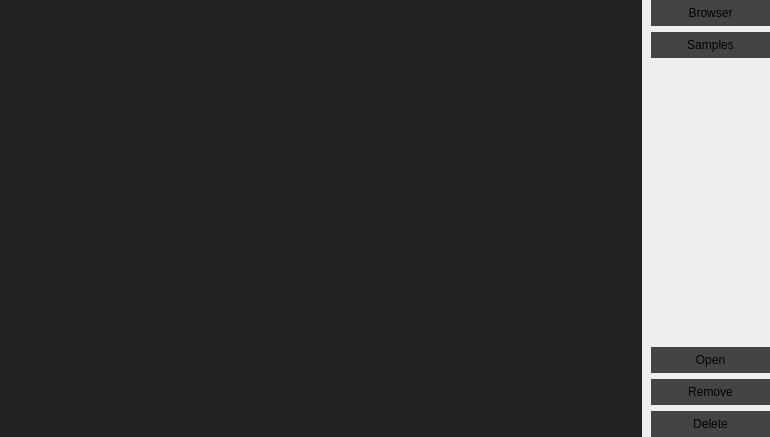
Old version of the form src/widgets/projectmanager.ui in the repository jahshaka/Studio.
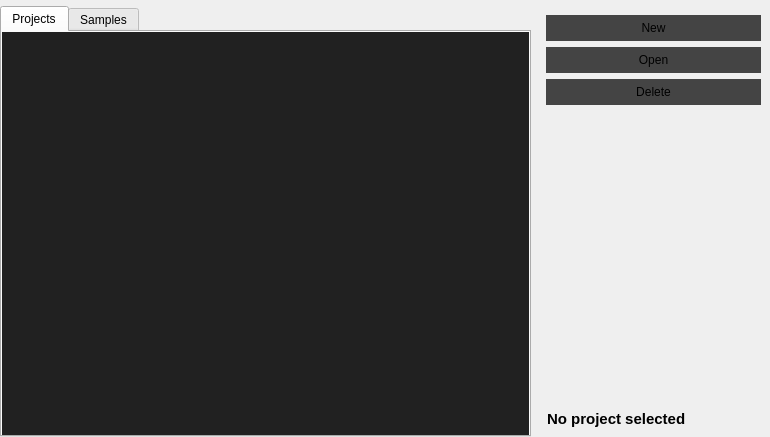
New version of the form.

Commit message: Fix interface rb woes, tweak PM, reorganize

Patch:
```diff
--- a/src/widgets/projectmanager.ui
+++ b/src/widgets/projectmanager.ui
@@ -18,6 +18,11 @@
 	background: #212121;
 }
 
+#listWidget {
+	padding-top: 4px;
+	padding-left: 2px;
+}
+
 QPushButton, QToolButton {
 	border: 0;
 	padding: 6px;
@@ -65,7 +70,7 @@
 	color: #CECECE;
 }</string>
   </property>
-  <layout class="QGridLayout" name="gridLayout">
+  <layout class="QGridLayout" name="gridLayout_3">
    <property name="leftMargin">
     <number>0</number>
    </property>
@@ -78,16 +83,22 @@
    <property name="bottomMargin">
     <number>0</number>
    </property>
-   <property name="spacing">
-    <number>0</number>
-   </property>
-   <item row="0" column="0">
-    <widget class="QStackedWidget" name="stackedWidget">
+   <item row="1" column="0">
+    <widget class="QTabWidget" name="tabWidget">
+     <property name="sizePolicy">
+      <sizepolicy hsizetype="Expanding" vsizetype="Expanding">
+       <horstretch>0</horstretch>
+       <verstretch>0</verstretch>
+      </sizepolicy>
+     </property>
      <property name="currentIndex">
       <number>0</number>
      </property>
-     <widget class="QWidget" name="page_3">
-      <layout class="QGridLayout" name="gridLayout_2">
+     <widget class="QWidget" name="tab">
+      <attribute name="title">
+       <string>Projects</string>
+      </attribute>
+      <layout class="QGridLayout" name="gridLayout">
        <property name="leftMargin">
         <number>0</number>
        </property>
@@ -136,8 +147,11 @@
        </item>
       </layout>
      </widget>
-     <widget class="QWidget" name="page_4">
-      <layout class="QGridLayout" name="gridLayout_3">
+     <widget class="QWidget" name="tab_2">
+      <attribute name="title">
+       <string>Samples</string>
+      </attribute>
+      <layout class="QGridLayout" name="gridLayout_2">
        <property name="leftMargin">
         <number>0</number>
        </property>
@@ -188,46 +202,44 @@
      </widget>
     </widget>
    </item>
-   <item row="0" column="1">
-    <widget class="QWidget" name="widget" native="true">
+   <item row="1" column="1">
+    <widget class="QWidget" name="widget_2" native="true">
      <property name="sizePolicy">
       <sizepolicy hsizetype="Fixed" vsizetype="Preferred">
-       <horstretch>1</horstretch>
+       <horstretch>0</horstretch>
        <verstretch>0</verstretch>
       </sizepolicy>
      </property>
      <property name="minimumSize">
       <size>
-       <width>128</width>
+       <width>233</width>
        <height>0</height>
       </size>
      </property>
      <layout class="QVBoxLayout" name="verticalLayout">
-      <property name="topMargin">
-       <number>0</number>
-      </property>
-      <property name="rightMargin">
-       <number>0</number>
-      </property>
-      <property name="bottomMargin">
-       <number>0</number>
-      </property>
       <item>
        <widget class="QPushButton" name="browser">
         <property name="text">
-         <string>Browser</string>
+         <string>New</string>
         </property>
        </widget>
       </item>
       <item>
-       <widget class="QPushButton" name="samples">
+       <widget class="QPushButton" name="openProject">
         <property name="text">
-         <string>Samples</string>
+         <string>Open</string>
         </property>
        </widget>
       </item>
       <item>
-       <spacer name="verticalSpacer">
+       <widget class="QPushButton" name="deleteProject">
+        <property name="text">
+         <string>Delete</string>
+        </property>
+       </widget>
+      </item>
+      <item>
+       <spacer name="verticalSpacer_2">
         <property name="orientation">
          <enum>Qt::Vertical</enum>
         </property>
@@ -240,26 +252,65 @@
        </spacer>
       </item>
       <item>
-       <widget class="QPushButton" name="openProject">
-        <property name="text">
-         <string>Open</string>
+       <layout class="QGridLayout" name="gridLayout_5">
+        <property name="leftMargin">
+         <number>4</number>
         </property>
-       </widget>
-      </item>
-      <item>
-       <widget class="QPushButton" name="removeProject">
-        <property name="text">
-         <string>Remove</string>
+        <property name="rightMargin">
+         <number>4</number>
         </property>
-       </widget>
+        <item row="0" column="0">
+         <widget class="QLabel" name="preview">
+          <property name="scaledContents">
+           <bool>true</bool>
+          </property>
+         </widget>
+        </item>
+       </layout>
       </item>
       <item>
-       <widget class="QPushButton" name="deleteProject">
+       <widget class="QLabel" name="name">
+        <property name="font">
+         <font>
+          <pointsize>11</pointsize>
+          <weight>75</weight>
+          <bold>true</bold>
+         </font>
+        </property>
         <property name="text">
-         <string>Delete</string>
+         <string>No project selected</string>
         </property>
+        <property name="indent">
+         <number>1</number>
+        </property>
        </widget>
       </item>
+     </layout>
+     <zorder>verticalSpacer_2</zorder>
+     <zorder>preview</zorder>
+     <zorder>preview</zorder>
+     <zorder>gridLayoutWidget</zorder>
+     <zorder>openProject</zorder>
+     <zorder>deleteProject</zorder>
+     <zorder>name</zorder>
+     <zorder>newProject</zorder>
+    </widget>
+   </item>
+   <item row="0" column="0" colspan="2">
+    <widget class="QWidget" name="widget" native="true">
+     <layout class="QHBoxLayout" name="horizontalLayout_2">
+      <property name="leftMargin">
+       <number>0</number>
+      </property>
+      <property name="topMargin">
+       <number>0</number>
+      </property>
+      <property name="rightMargin">
+       <number>0</number>
+      </property>
+      <property name="bottomMargin">
+       <number>0</number>
+      </property>
      </layout>
     </widget>
    </item>
```
Left out of the diff: 4 changed lines with no effect on the pictures. The commit also changes 4 other files.
